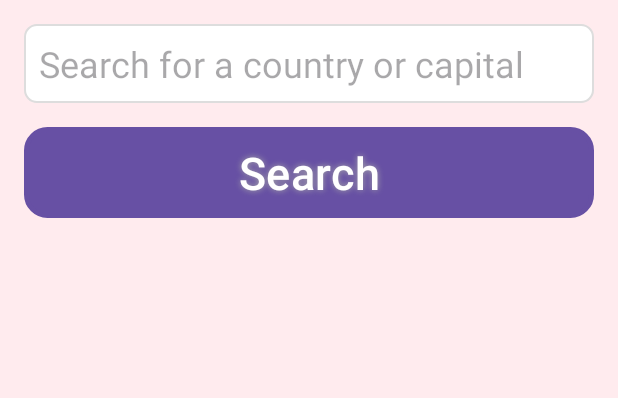
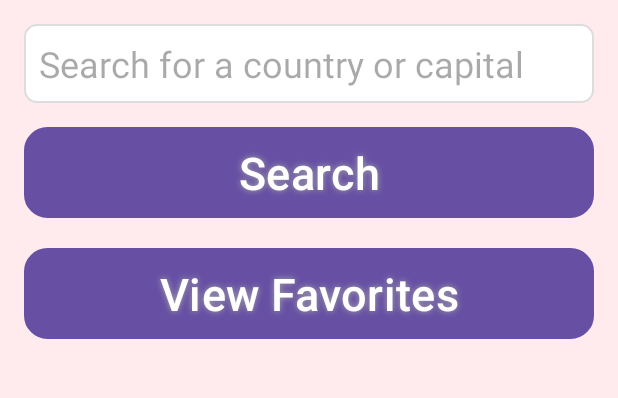
Before and after one commit to azekyoo/projetandroid, an Android app: the screen it shows after launch (MainActivity), on a phone screen of 412 x 824 dp, the part 353-751 px from its top. Run offline under Robolectric (Android 15) with nearby library versions, the phone set to English and light mode, and no system bars.

Commit message:
Possibility to add countries to favorite

```diff
--- a/app/build.gradle.kts
+++ b/app/build.gradle.kts
@@ -46,6 +46,8 @@ dependencies {
     implementation(libs.androidx.activity)
     implementation(libs.androidx.constraintlayout)
     implementation(libs.androidx.recyclerview)
+    implementation(libs.androidx.room.common)
+    implementation(libs.androidx.room.ktx)
     testImplementation(libs.junit)
     androidTestImplementation(libs.androidx.junit)
     androidTestImplementation(libs.androidx.espresso.core)
@@ -57,5 +59,7 @@ dependencies {
     implementation("com.squareup.okhttp3:logging-interceptor:4.9.3")
     implementation("androidx.lifecycle:lifecycle-viewmodel-ktx:2.4.1")
     implementation("androidx.activity:activity-ktx:1.4.1")
+    implementation("androidx.room.room-runtime:2.4.1")
+    kapt("androidx.room.room-compiler:2.4.1")
 
 }
--- a/app/src/main/java/fr/epf/min1/projetandroid/Country.kt
+++ b/app/src/main/java/fr/epf/min1/projetandroid/Country.kt
@@ -1,7 +1,11 @@
 package fr.epf.min1.projetandroid
 
+import androidx.room.Entity
+import androidx.room.PrimaryKey
+
+@Entity(tableName = "favorite_countries")
 data class Country(
-    val name: String,
+    @PrimaryKey val name: String,
     val capital: String,
     val flag: String
 )
--- a/app/src/main/java/fr/epf/min1/projetandroid/MainActivity.kt
+++ b/app/src/main/java/fr/epf/min1/projetandroid/MainActivity.kt
@@ -41,6 +41,12 @@ class MainActivity : AppCompatActivity() {
             }
         }
 
+        val favoritesButton = findViewById<Button>(R.id.favoritesButton)
+        favoritesButton.setOnClickListener {
+            val intent = Intent(this, FavoriteCountriesActivity::class.java)
+            startActivity(intent)
+        }
+
         setupAutoSuggestions()
     }
 
--- a/app/src/main/res/layout/activity_main.xml
+++ b/app/src/main/res/layout/activity_main.xml
@@ -40,4 +40,24 @@
         android:shadowDy="0"
         android:shadowRadius="5"
         />
+
+    <Button
+        android:id="@+id/favoritesButton"
+        android:layout_width="match_parent"
+        android:layout_height="wrap_content"
+
+        android:text="@string/view_favorites"
+        android:textColor="#FFFFFF"
+        android:textSize="30sp"
+
+        android:layout_marginTop="20dp"
+        android:background="@drawable/buttonshape"
+        android:shadowColor="#A8A8A8"
+        android:shadowDx="0"
+        android:shadowDy="0"
+        android:shadowRadius="5"
+        />
+
+
+
 </LinearLayout>
--- a/app/src/main/res/values/strings.xml
+++ b/app/src/main/res/values/strings.xml
@@ -4,4 +4,6 @@
     <string name="search">Search</string>
     <string name="countries_list">Countries List</string>
     <string name="flag_description">flag description</string>
+    <string name="favorite_countries">Favorite Countries</string>
+    <string name="view_favorites">View Favorites</string>
 </resources>
--- a/gradle/libs.versions.toml
+++ b/gradle/libs.versions.toml
@@ -14,6 +14,8 @@ retrofit = "2.9.0"
 glide = "4.12.0"
 lifecycle = "2.4.0"
 coroutines = "1.5.2"
+roomCommon = "2.6.1"
+roomKtx = "2.6.1"
 
 [libraries]
 androidx-core-ktx = { group = "androidx.core", name = "core-ktx", version.ref = "coreKtx" }
@@ -36,6 +38,8 @@ lifecycle-runtime-ktx = { module = "androidx.lifecycle:lifecycle-runtime-ktx", v
 recyclerview = { module = "androidx.recyclerview:recyclerview", version.ref = "recyclerview" }
 coroutines-core = { module = "org.jetbrains.kotlinx:kotlinx-coroutines-core", version.ref = "coroutines" }
 coroutines-android = { module = "org.jetbrains.kotlinx:kotlinx-coroutines-android", version.ref = "coroutines" }
+androidx-room-common = { group = "androidx.room", name = "room-common", version.ref = "roomCommon" }
+androidx-room-ktx = { group = "androidx.room", name = "room-ktx", version.ref = "roomKtx" }
 
 [plugins]
 androidApplication = { id = "com.android.application", version.ref = "agp" }
```
Also changed, not shown: app/src/main/java/fr/epf/min1/projetandroid/CountryAdapter.kt (+38 -13 lines), app/src/main/java/fr/epf/min1/projetandroid/CountryDao.kt (added, +18 -0 lines), app/src/main/java/fr/epf/min1/projetandroid/CountryDatabase.kt (added, +24 -0 lines), app/src/main/java/fr/epf/min1/projetandroid/FavoriteCountriesActivity.kt (added, +37 -0 lines), app/src/main/res/layout/activity_favorite_countries.xml (added, +21 -0 lines), app/src/main/res/layout/item_country.xml (+8 -0 lines), app/src/main/res/drawable/ic_favorite.png (added), app/src/main/res/drawable/ic_favorite_border.png (added).
